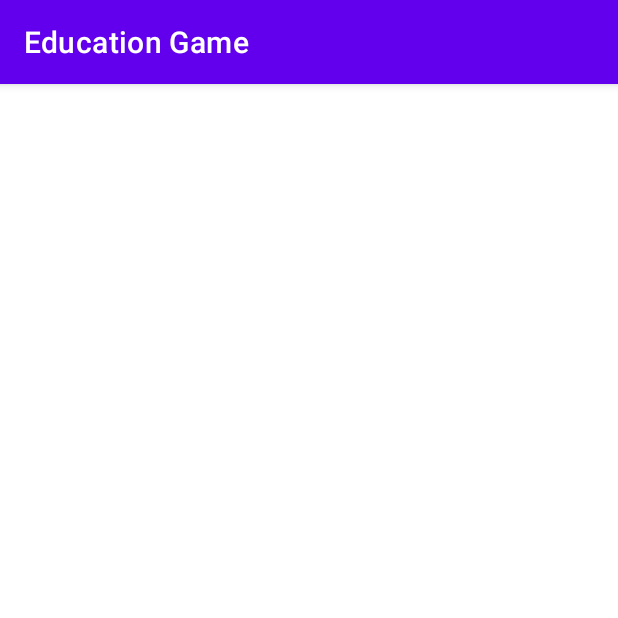
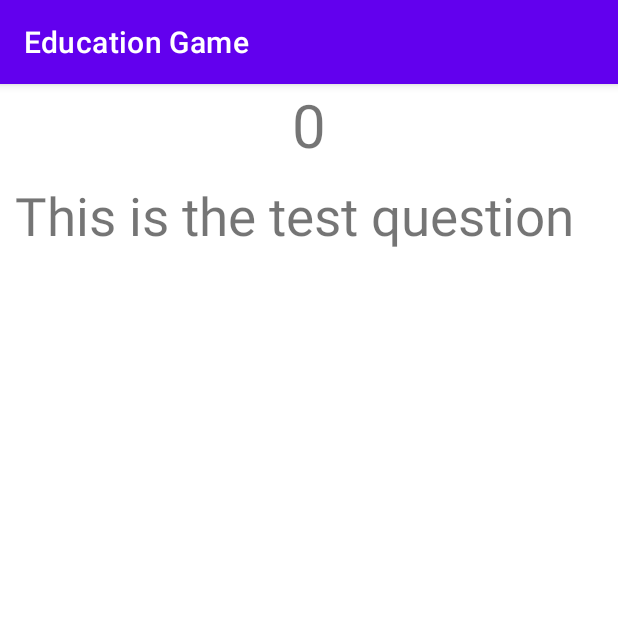
Before and after one commit to Stewie4848/EducationGame, an Android app: the GameActivity screen opened directly, with no data from a screen before it, on a phone screen of 412 x 824 dp, the top half of it. Run offline under Robolectric (Android 15) with nearby library versions, the phone set to English and light mode, and no system bars.

Commit message:
Add First Game GUI

```diff
--- /dev/null
+++ b/app/src/main/java/com/example/educationgame/Game.java
@@ -0,0 +1,6 @@
+package com.example.educationgame;
+
+public class Game {
+
+
+}
--- a/app/src/main/java/com/example/educationgame/MainActivity.java
+++ b/app/src/main/java/com/example/educationgame/MainActivity.java
@@ -34,4 +34,9 @@ public class MainActivity extends AppCompatActivity {
         }
         return super.onOptionsItemSelected(item);
     }
+
+    public void onGameStarted() {
+        Intent intent = new Intent(this, GameActivity.class);
+        startActivity(intent);
+    }
 }
--- a/app/src/main/java/com/example/educationgame/SettingsActivity.java
+++ b/app/src/main/java/com/example/educationgame/SettingsActivity.java
@@ -31,5 +31,7 @@ public class SettingsActivity extends AppCompatActivity {
         }
     }
 
+    // TODO: 11/05/2021 Add on back press action.
+
 
 }
--- a/app/src/main/res/layout/activity_game.xml
+++ b/app/src/main/res/layout/activity_game.xml
@@ -1,9 +1,42 @@
 <?xml version="1.0" encoding="utf-8"?>
-<androidx.constraintlayout.widget.ConstraintLayout xmlns:android="http://schemas.android.com/apk/res/android"
+<androidx.appcompat.widget.LinearLayoutCompat
+    xmlns:android="http://schemas.android.com/apk/res/android"
     xmlns:app="http://schemas.android.com/apk/res-auto"
     xmlns:tools="http://schemas.android.com/tools"
     android:layout_width="match_parent"
-    android:layout_height="match_parent"
-    tools:context=".GameActivity">
+    android:layout_height="wrap_content"
+    android:orientation="vertical"
+    tools:context=".GameActivity"
+    >
 
-</androidx.constraintlayout.widget.ConstraintLayout>
+    <TextView
+        android:layout_width="match_parent"
+        android:layout_height="wrap_content"
+        android:id="@+id/score"
+        android:textSize="40sp"
+        android:text="0"
+        android:textAlignment="center"/>
+
+    <TableLayout
+        android:layout_width="wrap_content"
+        android:layout_height="wrap_content">
+    <TableRow
+        android:layout_width="match_parent"
+        android:layout_height="wrap_content"
+
+        >
+
+        <TextView
+            android:layout_width="wrap_content"
+            android:layout_height="wrap_content"
+            android:text="This is the test question"
+            android:textSize="35sp"
+            android:layout_weight="0"
+            android:layout_margin="10sp"
+            />
+
+    </TableRow>
+
+
+    </TableLayout>
+</androidx.appcompat.widget.LinearLayoutCompat>
```
